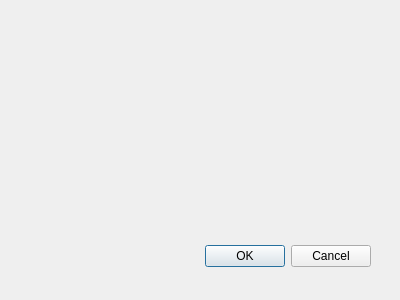
Qt form mbr_shapefile_generator_dialog_base.ui (dcahoon3/mbr_shapefile_generator) before a commit.
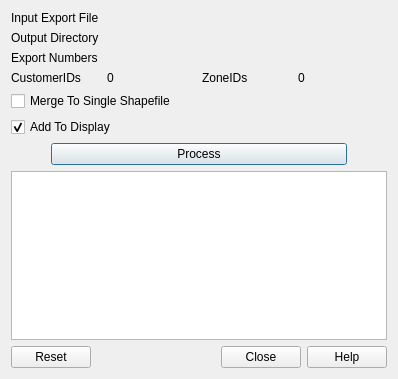
The same form after that commit. Custom widgets are drawn as their Qt base class.

What changed in the file:
```diff
--- a/mbr_shapefile_generator_dialog_base.ui
+++ b/mbr_shapefile_generator_dialog_base.ui
@@ -1,34 +1,171 @@
 <ui version="4.0" >
  <class>MBRShapefileGeneratorDialogBase</class>
- <widget class="QDialog" name="MBRShapefileGeneratorDialogBase" >
-  <property name="geometry" >
+ <widget class="QDialog" name="MBRShapefileGeneratorDialogBase">
+  <property name="geometry">
    <rect>
     <x>0</x>
     <y>0</y>
-    <width>400</width>
-    <height>300</height>
+    <width>398</width>
+    <height>379</height>
    </rect>
   </property>
   <property name="windowTitle" >
    <string>MBR Shapefile Generator</string>
   </property>
-  <widget class="QDialogButtonBox" name="button_box" >
-   <property name="geometry" >
-    <rect>
-     <x>30</x>
-     <y>240</y>
-     <width>341</width>
-     <height>32</height>
-    </rect>
-   </property>
-   <property name="orientation" >
-    <enum>Qt::Horizontal</enum>
-   </property>
-   <property name="standardButtons" >
-    <set>QDialogButtonBox::Cancel|QDialogButtonBox::Ok</set>
-   </property>
-  </widget>
+  <layout class="QGridLayout" name="gridLayout_3">
+   <item row="0" column="0">
+    <layout class="QGridLayout" name="gridLayout">
+     <item row="0" column="0">
+      <widget class="QLabel" name="label_2">
+       <property name="text">
+        <string>Input Export File</string>
+       </property>
+      </widget>
+     </item>
+     <item row="0" column="1">
+      <widget class="QgsFileWidget" name="input_file_widget"/>
+     </item>
+     <item row="1" column="0">
+      <widget class="QLabel" name="label">
+       <property name="text">
+        <string>Output Directory</string>
+       </property>
+      </widget>
+     </item>
+     <item row="1" column="1">
+      <widget class="QgsFileWidget" name="output_dir_file_widget">
+       <property name="storageMode">
+        <enum>QgsFileWidget::GetDirectory</enum>
+       </property>
+       <property name="options">
+        <set>QFileDialog::ShowDirsOnly</set>
+       </property>
+      </widget>
+     </item>
+    </layout>
+   </item>
+   <item row="1" column="0">
+    <layout class="QGridLayout" name="gridLayout_2">
+     <item row="0" column="0">
+      <widget class="QLabel" name="export_number_label">
+       <property name="text">
+        <string>Export Numbers</string>
+       </property>
+      </widget>
+     </item>
+     <item row="1" column="0">
+      <widget class="QLabel" name="customerid_label">
+       <property name="text">
+        <string>CustomerIDs</string>
+       </property>
+      </widget>
+     </item>
+     <item row="1" column="1">
+      <widget class="QLabel" name="customerid_count_label">
+       <property name="text">
+        <string>0</string>
+       </property>
+      </widget>
+     </item>
+     <item row="1" column="2">
+      <widget class="QLabel" name="zoneid_label">
+       <property name="text">
+        <string>ZoneIDs</string>
+       </property>
+      </widget>
+     </item>
+     <item row="1" column="3">
+      <widget class="QLabel" name="zoneid_count_label">
+       <property name="text">
+        <string>0</string>
+       </property>
+      </widget>
+     </item>
+    </layout>
+   </item>
+   <item row="2" column="0">
+    <layout class="QVBoxLayout" name="verticalLayout">
+     <item>
+      <widget class="QCheckBox" name="merge_check_box">
+       <property name="text">
+        <string>Merge To Single Shapefile</string>
+       </property>
+      </widget>
+     </item>
+     <item>
+      <widget class="QCheckBox" name="display_check_box">
+       <property name="text">
+        <string>Add To Display</string>
+       </property>
+       <property name="checked">
+        <bool>true</bool>
+       </property>
+       <property name="tristate">
+        <bool>false</bool>
+       </property>
+      </widget>
+     </item>
+    </layout>
+   </item>
+   <item row="3" column="0">
+    <layout class="QHBoxLayout" name="horizontalLayout" stretch="0,1,0">
+     <item>
+      <spacer name="horizontalSpacer">
+       <property name="orientation">
+        <enum>Qt::Horizontal</enum>
+       </property>
+       <property name="sizeHint" stdset="0">
+        <size>
+         <width>40</width>
+         <height>20</height>
+        </size>
+       </property>
+      </spacer>
+     </item>
+     <item>
+      <widget class="QPushButton" name="process_button">
+       <property name="text">
+        <string>Process</string>
+       </property>
+      </widget>
+     </item>
+     <item>
+      <spacer name="horizontalSpacer_2">
+       <property name="orientation">
+        <enum>Qt::Horizontal</enum>
+       </property>
+       <property name="sizeHint" stdset="0">
+        <size>
+         <width>40</width>
+         <height>20</height>
+        </size>
+       </property>
+      </spacer>
+     </item>
+    </layout>
+   </item>
+   <item row="4" column="0">
+    <widget class="QListWidget" name="log_list_widget"/>
+   </item>
+   <item row="5" column="0">
+    <widget class="QDialogButtonBox" name="button_box">
+     <property name="orientation">
+      <enum>Qt::Horizontal</enum>
+     </property>
+     <property name="standardButtons">
+      <set>QDialogButtonBox::Close|QDialogButtonBox::Help|QDialogButtonBox::Reset</set>
+     </property>
+    </widget>
+   </item>
+  </layout>
  </widget>
+ <customwidgets>
+  <customwidget>
+   <class>QgsFileWidget</class>
+   <extends>QWidget</extends>
+   <header>qgsfilewidget.h</header>
+  </customwidget>
+ </customwidgets>
  <resources/>
  <connections>
   <connection>
```
Left out of the diff: 29 changed lines with no effect on the pictures.
